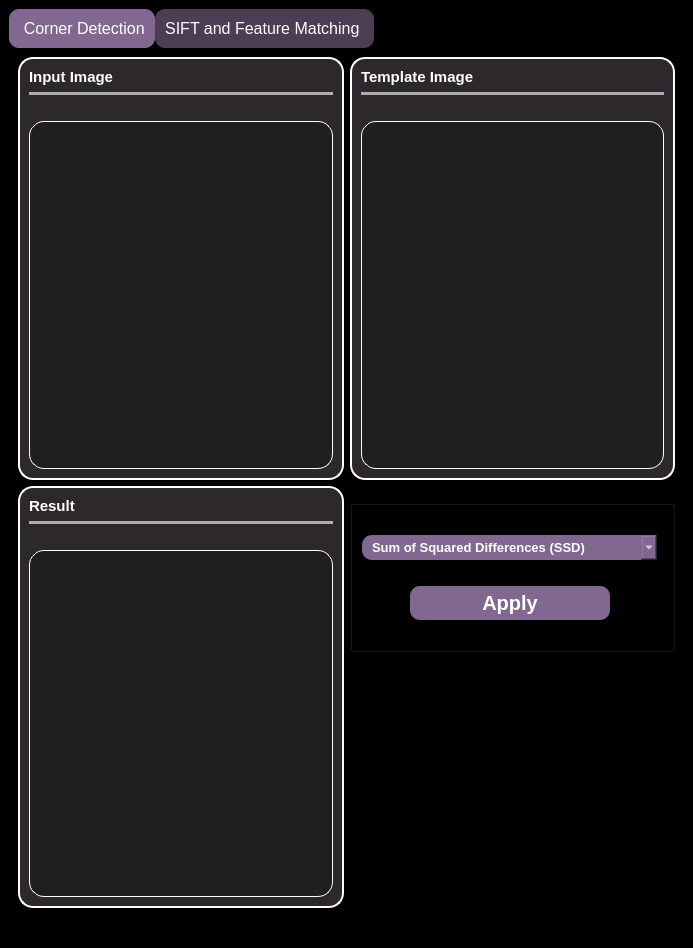
Qt form MainWindow.ui (ComputerVision-Projects/Feature-Descriptors-and-Matching) before a commit.
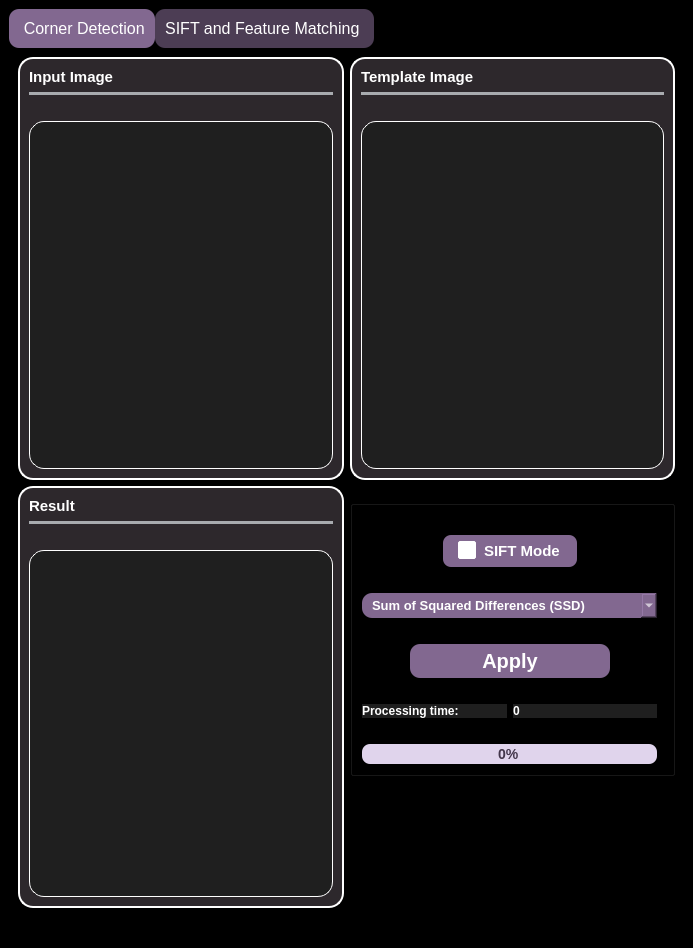
The same form after that commit. The open tabs and pages were chosen to show the change.

Patch:
```diff
--- a/MainWindow.ui
+++ b/MainWindow.ui
@@ -1300,20 +1300,7 @@
                <string>Choose the matching method</string>
               </property>
               <layout class="QGridLayout" name="gridLayout_14">
-               <item row="1" column="0">
-                <spacer name="horizontalSpacer_40">
-                 <property name="orientation">
-                  <enum>Qt::Horizontal</enum>
-                 </property>
-                 <property name="sizeHint" stdset="0">
-                  <size>
-                   <width>40</width>
-                   <height>20</height>
-                  </size>
-                 </property>
-                </spacer>
-               </item>
-               <item row="4" column="1">
+               <item row="9" column="1">
                 <widget class="QWidget" name="slidersWidget_7" native="true">
                  <property name="styleSheet">
                   <string notr="true">border: none;
@@ -1321,7 +1308,7 @@
                  </property>
                 </widget>
                </item>
-               <item row="5" column="0">
+               <item row="10" column="0">
                 <spacer name="horizontalSpacer_9">
                  <property name="orientation">
                   <enum>Qt::Horizontal</enum>
@@ -1334,7 +1321,7 @@
                  </property>
                 </spacer>
                </item>
-               <item row="2" column="0">
+               <item row="5" column="0">
                 <widget class="QComboBox" name="matchingCombo">
                  <property name="minimumSize">
                   <size>
@@ -1383,7 +1370,48 @@
                  </item>
                 </widget>
                </item>
-               <item row="4" column="0">
+               <item row="2" column="0">
+                <spacer name="horizontalSpacer_48">
+                 <property name="orientation">
+                  <enum>Qt::Horizontal</enum>
+                 </property>
+                 <property name="sizeHint" stdset="0">
+                  <size>
+                   <width>40</width>
+                   <height>20</height>
+                  </size>
+                 </property>
+                </spacer>
+               </item>
+               <item row="13" column="0">
+                <widget class="QProgressBar" name="progressBar">
+                 <property name="styleSheet">
+                  <string notr="true">QProgressBar {
+    border: none;
+    border-radius: 8px;
+    background-color: #e0d4ec;  /* Light purple/gray background */
+    height: 20px;
+    text-align: center;
+    font-size: 14px;
+    font-weight: bold;
+    color: #43364b;
+}
+
+QProgressBar::chunk {
+    background-color: #826890;
+    border-radius: 8px;
+    box-shadow: inset 0 0 0 1px rgba(50, 50, 93, 0.1),
+                0 2px 5px rgba(50, 50, 93, 0.1),
+                0 1px 1px rgba(0, 0, 0, 0.07);
+}
+</string>
+                 </property>
+                 <property name="value">
+                  <number>0</number>
+                 </property>
+                </widget>
+               </item>
+               <item row="9" column="0">
                 <layout class="QHBoxLayout" name="horizontalLayout_35">
                  <item>
                   <spacer name="horizontalSpacer_41">
@@ -1462,7 +1490,95 @@
                  </item>
                 </layout>
                </item>
-               <item row="3" column="0">
+               <item row="1" column="0">
+                <layout class="QHBoxLayout" name="horizontalLayout_20">
+                 <item>
+                  <spacer name="horizontalSpacer_45">
+                   <property name="orientation">
+                    <enum>Qt::Horizontal</enum>
+                   </property>
+                   <property name="sizeHint" stdset="0">
+                    <size>
+                     <width>40</width>
+                     <height>20</height>
+                    </size>
+                   </property>
+                  </spacer>
+                 </item>
+                 <item>
+                  <widget class="QCheckBox" name="siftCheck">
+                   <property name="styleSheet">
+                    <string notr="true">QCheckBox {
+    background-color: #826890;
+    color: white;
+    font-size: 15px;
+    font-weight: bold;
+    padding: 5px 10px;
+    border-radius: 8px;
+    border: none;
+    box-shadow: inset 0 0 0 1px rgba(50, 50, 93, 0.1),
+                0 2px 5px rgba(50, 50, 93, 0.1),
+                0 1px 1px rgba(0, 0, 0, 0.07);
+}
+
+QCheckBox::indicator {
+    width: 18px;
+    height: 18px;
+    border-radius: 4px;
+    background-color: white;
+    border: 2px solid #826890;
+}
+
+QCheckBox::indicator:checked {
+    background-color: #638dd1;
+    border: 2px solid white;
+}
+
+QCheckBox::indicator:checked::before {
+    content: &quot;✓&quot;;
+    color: white;
+    font-size: 14px;
+    font-weight: bold;
+    position: absolute;
+    left: 3px;
+    top: -1px;
+}
+</string>
+                   </property>
+                   <property name="text">
+                    <string>SIFT Mode  </string>
+                   </property>
+                  </widget>
+                 </item>
+                 <item>
+                  <spacer name="horizontalSpacer_47">
+                   <property name="orientation">
+                    <enum>Qt::Horizontal</enum>
+                   </property>
+                   <property name="sizeHint" stdset="0">
+                    <size>
+                     <width>40</width>
+                     <height>20</height>
+                    </size>
+                   </property>
+                  </spacer>
+                 </item>
+                </layout>
+               </item>
+               <item row="0" column="0">
+                <spacer name="horizontalSpacer_40">
+                 <property name="orientation">
+                  <enum>Qt::Horizontal</enum>
+                 </property>
+                 <property name="sizeHint" stdset="0">
+                  <size>
+                   <width>40</width>
+                   <height>20</height>
+                  </size>
+                 </property>
+                </spacer>
+               </item>
+               <item row="6" column="0">
                 <spacer name="horizontalSpacer_44">
                  <property name="orientation">
                   <enum>Qt::Horizontal</enum>
@@ -1475,6 +1591,62 @@
                  </property>
                 </spacer>
                </item>
+               <item row="11" column="0">
+                <layout class="QVBoxLayout" name="verticalLayout_18">
+                 <item>
+                  <layout class="QHBoxLayout" name="horizontalLayout_25"/>
+                 </item>
+                 <item>
+                  <layout class="QHBoxLayout" name="horizontalLayout_21">
+                   <item>
+                    <widget class="QLabel" name="label_7">
+                     <property name="styleSheet">
+                      <string notr="true">color: #ffffff;
+font-weight:Bold;
+font-size: 12px;
+border: none;
+
+background-color: #1f1f1f;
+</string>
+                     </property>
+                     <property name="text">
+                      <string>Processing time: </string>
+                     </property>
+                    </widget>
+                   </item>
+                   <item>
+                    <widget class="QLabel" name="processingTimeLabel">
+                     <property name="styleSheet">
+                      <string notr="true">color: #ffffff;
+font-weight:Bold;
+font-size: 12px;
+border: none;
+
+background-color: #1f1f1f;
+</string>
+                     </property>
+                     <property name="text">
+                      <string>0</string>
+                     </property>
+                    </widget>
+                   </item>
+                  </layout>
+                 </item>
+                </layout>
+               </item>
+               <item row="12" column="0">
+                <spacer name="horizontalSpacer_49">
+                 <property name="orientation">
+                  <enum>Qt::Horizontal</enum>
+                 </property>
+                 <property name="sizeHint" stdset="0">
+                  <size>
+                   <width>40</width>
+                   <height>20</height>
+                  </size>
+                 </property>
+                </spacer>
+               </item>
               </layout>
              </widget>
             </item>
```
Left out of the diff: 4 changed lines with no effect on the pictures.
